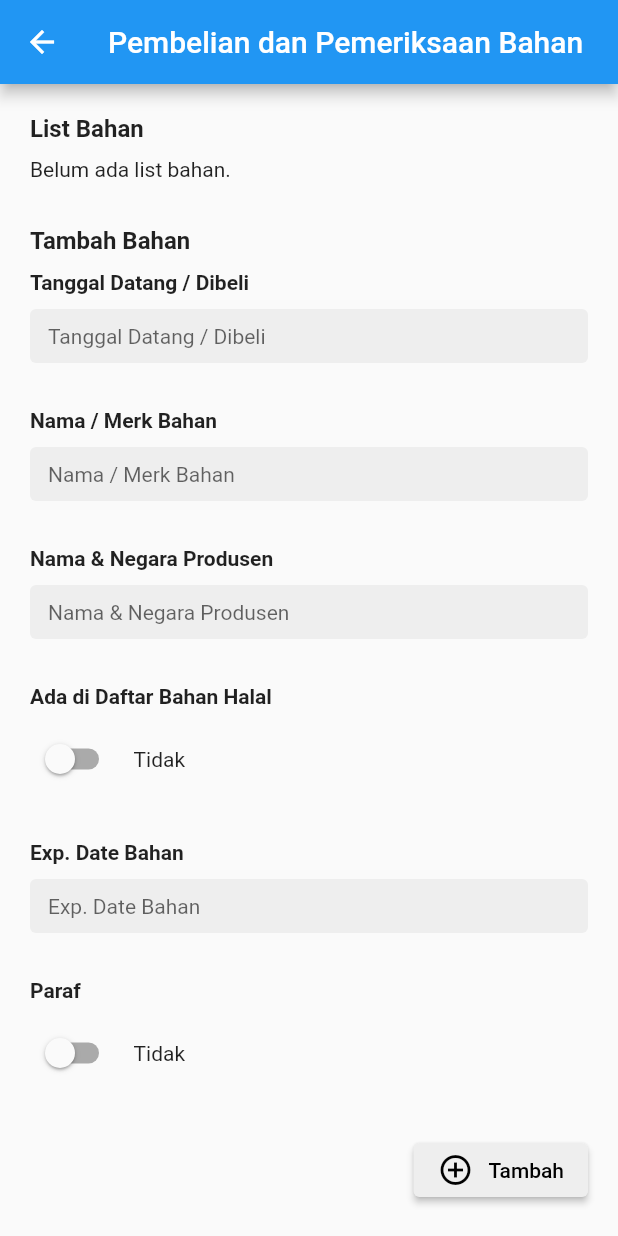
After one commit to jpngeekudin/halal-chain-android, a Flutter app: the UmkmPembelianPemerikasaanBahanPage screen opened directly, on a phone screen of 412 x 824 dp. The commit adds this screen. Run offline on Flutter 3.47's test engine with Material 2 defaults, Android fonts, the phone set to English and light mode, and no system bars; our stand-ins replace dio, dotted_border, file_picker, flutter_secure_storage, google_fonts, logger; accounts and stored records are empty.

Commit message:
pembelian dan pemerikasaan bahan

```diff
--- a/lib/models/umkm_model.dart
+++ b/lib/models/umkm_model.dart
@@ -89,3 +89,21 @@ class UmkmDaftarHadirKajiPembahasan {
 
   UmkmDaftarHadirKajiPembahasan(this.pembahasan, this.perbaikan);
 }
+
+class UmkmPembelianPemeriksaanBahan {
+  DateTime tanggal;
+  String namaMerkBahan;
+  String namaNegaraProdusen;
+  bool adaDiDaftarBahanHalal;
+  DateTime expDateBahan;
+  bool paraf;
+
+  UmkmPembelianPemeriksaanBahan({
+    required this.tanggal,
+    required this.namaMerkBahan,
+    required this.namaNegaraProdusen,
+    required this.adaDiDaftarBahanHalal,
+    required this.expDateBahan,
+    required this.paraf
+  });
+}
--- a/lib/pages/home_page.dart
+++ b/lib/pages/home_page.dart
@@ -10,6 +10,7 @@ import 'package:halal_chain/pages/umkm_pages/umkm_audit_internal_page.dart';
 import 'package:halal_chain/pages/umkm_pages/umkm_daftar_hadir_kaji_page.dart';
 import 'package:halal_chain/pages/umkm_pages/umkm_detail_insert_page.dart';
 import 'package:halal_chain/pages/umkm_pages/umkm_evaluasi_page.dart';
+import 'package:halal_chain/pages/umkm_pages/umkm_pembelian_pemeriksaan_bahan_page.dart';
 import 'package:halal_chain/pages/umkm_pages/umkm_penilaian_page.dart';
 import 'package:halal_chain/pages/umkm_pages/umkm_team_assign_page.dart';
 
@@ -204,6 +205,15 @@ class HomePage extends StatelessWidget {
                             context: context,
                             route: MaterialPageRoute(builder: (context) => UmkmDaftarHadirKajiPage())
                           ),
+                        ),
+                        Container(
+                          margin: EdgeInsets.only(bottom: 20),
+                          child: _getMenuItem(
+                            title: 'Pembelian dan Pemeriksaan Bahan',
+                            subtitle: 'Mengisi daftar pembelian dan pemeriksaan bahan',
+                            context: context,
+                            route: MaterialPageRoute(builder: (context) => UmkmPembelianPemerikasaanBahanPage())
+                          ),
                         )],
 
 
--- /dev/null
+++ b/lib/pages/umkm_pages/umkm_pembelian_pemeriksaan_bahan_page.dart
@@ -0,0 +1,328 @@
+import 'package:flutter/material.dart';
+import 'package:halal_chain/helpers/date_helper.dart';
+import 'package:halal_chain/helpers/form_helper.dart';
+import 'package:halal_chain/models/umkm_model.dart';
+import 'package:logger/logger.dart';
+
+class UmkmPembelianPemerikasaanBahanPage extends StatefulWidget {
+  const UmkmPembelianPemerikasaanBahanPage({ Key? key }) : super(key: key);
+
+  @override
+  State<UmkmPembelianPemerikasaanBahanPage> createState() => _UmkmPembelianPemerikasaanBahanPageState();
+}
+
+class _UmkmPembelianPemerikasaanBahanPageState extends State<UmkmPembelianPemerikasaanBahanPage> {
+  List<UmkmPembelianPemeriksaanBahan> _listBahan = [];
+
+  final _tanggalController = TextEditingController();
+  DateTime? _tanggalModel;
+  final _namaMerkBahanController = TextEditingController();
+  final _namaNegaraProdusen = TextEditingController();
+  bool _adaDiDaftarBahanHalalModel = false;
+  final _expDateBahanController = TextEditingController();
+  DateTime? _expDateBahanModel;
+  bool _parafModel = false;
+
+  final _titleTextStyle = TextStyle(
+    fontWeight: FontWeight.bold,
+    fontSize: 16,
+  );
+
+  void _addBahan() {
+    if (
+      _tanggalModel == null ||
+      _namaMerkBahanController.text.isEmpty ||
+      _namaNegaraProdusen.text.isEmpty ||
+      _expDateBahanModel == null
+    ) {
+      final snackBar = SnackBar(content: Text('Harap isi semua field yang dibutuhkan'));
+      ScaffoldMessenger.of(context).showSnackBar(snackBar);
+      return;
+    }
+
+    final bahan = UmkmPembelianPemeriksaanBahan(
+      tanggal: _tanggalModel!,
+      expDateBahan: _expDateBahanModel!,
+      namaMerkBahan: _namaMerkBahanController.text,
+      namaNegaraProdusen: _namaNegaraProdusen.text,
+      adaDiDaftarBahanHalal: _adaDiDaftarBahanHalalModel,
+      paraf: _parafModel
+    );
+
+    setState(() => _listBahan.add(bahan));
+    _tanggalModel = null;
+    _tanggalController.text = '';
+    _expDateBahanModel = null;
+    _expDateBahanController.text = '';
+    _namaMerkBahanController.text = '';
+    _namaNegaraProdusen.text = '';
+    _adaDiDaftarBahanHalalModel = false;
+    _parafModel = false;
+  }
+
+  void _removeBahan(UmkmPembelianPemeriksaanBahan bahan) {
+    setState(() => _listBahan.remove(bahan));
+  }
+
+  void _submit() {
+    if (_listBahan.isEmpty) {
+      final snackBar = SnackBar(content: Text('Harap isi daftar bahan terlebih dahulu'));
+      ScaffoldMessenger.of(context).showSnackBar(snackBar);
+      return;
+    }
+
+    final params = {
+      'id': '',
+      'created_at': DateTime.now().millisecondsSinceEpoch,
+      'data': _listBahan.map((bahan) => {
+        'tanggal': bahan.tanggal.millisecondsSinceEpoch,
+        'nama_dan_merk': bahan.namaMerkBahan,
+        'nama_dan_negara': bahan.namaNegaraProdusen,
+        'halal': bahan.adaDiDaftarBahanHalal,
+        'exp_bahan': bahan.expDateBahan.millisecondsSinceEpoch,
+        'paraf': bahan.paraf
+      }).toList()
+    };
+
+    final logger = Logger();
+    logger.i(params);
+  }
+
+  Widget _getBahanCard(UmkmPembelianPemeriksaanBahan bahan) {
+    final labelTextStyle = TextStyle(
+      color: Colors.grey[400]
+    );
+
+    return Container(
+      width: double.infinity,
+      padding: EdgeInsets.all(10),
+      margin: EdgeInsets.only(bottom: 10),
+      decoration: BoxDecoration(
+        border: Border.all(
+          color: Theme.of(context).dividerColor,
+        ),
+        borderRadius: BorderRadius.circular(10),
+      ),
+      child: Row(
+        crossAxisAlignment: CrossAxisAlignment.end,
+        children: [
+          Expanded(
+            child: Column(
+              crossAxisAlignment: CrossAxisAlignment.start,
+              children: [
+                Text(bahan.namaMerkBahan, style: TextStyle(
+                  fontWeight: FontWeight.bold
+                )),
+                SizedBox(height: 10),
+                Wrap(
+                  children: [
+                    Text('Produsen', style: labelTextStyle),
+                    SizedBox(width: 10),
+                    Text(bahan.namaNegaraProdusen)
+                  ],
+                ),
+                SizedBox(height: 5),
+                Wrap(
+                  children: [
+                    Text('Beli', style: labelTextStyle),
+                    SizedBox(width: 10),
+                    Text(defaultDateFormat.format(bahan.tanggal))
+                  ],
+                ),
+                SizedBox(height: 5),
+                Wrap(
+                  children: [
+                    Text('Kadaluarsa', style: labelTextStyle),
+                    SizedBox(width: 10),
+                    Text(defaultDateFormat.format(bahan.expDateBahan))
+                  ],
+                ),
+                SizedBox(height: 5),
+                Wrap(
+                  children: [
+                    Text('Ada di Daftar Halal', style: labelTextStyle),
+                    SizedBox(width: 10),
+                    Text(bahan.adaDiDaftarBahanHalal ? 'Ya' : 'Tidak')
+                  ],
+                ),
+                SizedBox(height: 5),
+                Wrap(
+                  crossAxisAlignment: WrapCrossAlignment.center,
+                  children: [
+                    Text('Paraf', style: labelTextStyle),
+                    SizedBox(width: 10),
+                    bahan.paraf
+                      ? Icon(Icons.check, color: Colors.green)
+                      : Icon(Icons.close, color: Colors.red)
+                  ],
+                )
+              ],
+            ),
+          ),
+          ElevatedButton(
+            child: Text('Remove'),
+            style: ElevatedButton.styleFrom(
+              primary: Colors.red
+            ),
+            onPressed: () => _removeBahan(bahan),
+          )
+        ],
+      ),
+    );
+  }
+
+  @override
+  Widget build(BuildContext context) {
+    return Scaffold(
+      appBar: AppBar(
+        title: Text('Pembelian dan Pemeriksaan Bahan'),
+      ),
+      body: SafeArea(
+        child: SingleChildScrollView(
+          child: Container(
+            padding: EdgeInsets.all(20),
+            child: Column(
+              crossAxisAlignment: CrossAxisAlignment.start,
+              children: [
+                Text('List Bahan', style: _titleTextStyle),
+                SizedBox(height: 10),
+                if (_listBahan.isNotEmpty) ..._listBahan.map((bahan) => _getBahanCard(bahan)).toList()
+                else Text('Belum ada list bahan.'),
+                SizedBox(height: 30),
+
+                Text('Tambah Bahan', style: _titleTextStyle),
+                SizedBox(height: 10),
+                getInputWrapper(
+                  label: 'Tanggal Datang / Dibeli',
+                  input: TextFormField(
+                    controller: _tanggalController,
+                    decoration: getInputDecoration(label: 'Tanggal Datang / Dibeli'),
+                    style: inputTextStyle,
+                    onTap: () async {
+                      FocusScope.of(context).requestFocus(FocusNode());
+                      DateTime? picked = await showDatePicker(
+                        context: context,
+                        initialDate: _tanggalController.text.isNotEmpty
+                          ? defaultDateFormat.parse(_tanggalController.text)
+                          : DateTime.now(),
+                        firstDate: DateTime(2016),
+                        lastDate: DateTime(2100),
+                      );
+
+                      if (picked != null) {
+                        setState(() => _tanggalModel = picked);
+                        _tanggalController.text = defaultDateFormat.format(picked);
+                      }
+                    },
+                  ),
+                ),
+                getInputWrapper(
+                  label: 'Nama / Merk Bahan',
+                  input: TextField(
+                    controller: _namaMerkBahanController,
+                    decoration: getInputDecoration(label: 'Nama / Merk Bahan'),
+                    style: inputTextStyle,
+                  )
+                ),
+                getInputWrapper(
+                  label: 'Nama & Negara Produsen',
+                  input: TextField(
+                    controller: _namaNegaraProdusen,
+                    decoration: getInputDecoration(label: 'Nama & Negara Produsen'),
+                    style: inputTextStyle,
+                  )
+                ),
+                getInputWrapper(
+                  label: 'Ada di Daftar Bahan Halal',
+                  input: Wrap(
+                    crossAxisAlignment: WrapCrossAlignment.center,
+                    children: [
+                      Switch(
+                        value: _adaDiDaftarBahanHalalModel,
+                        onChanged: (value) {
+                          setState(() => _adaDiDaftarBahanHalalModel = value);
+                        },
+                      ),
+                      SizedBox(width: 10),
+                      Text(_adaDiDaftarBahanHalalModel ? 'Ya' : 'Tidak')
+                    ],
+                  )
+                ),
+                getInputWrapper(
+                  label: 'Exp. Date Bahan',
+                  input: TextFormField(
+                    controller: _expDateBahanController,
+                    decoration: getInputDecoration(label: 'Exp. Date Bahan'),
+                    style: inputTextStyle,
+                    onTap: () async {
+                      FocusScope.of(context).requestFocus(FocusNode());
+                      DateTime? picked = await showDatePicker(
+                        context: context,
+                        initialDate: _expDateBahanController.text.isNotEmpty
+                          ? defaultDateFormat.parse(_expDateBahanController.text)
+                          : DateTime.now(),
+                        firstDate: DateTime(2016),
+                        lastDate: DateTime(2100),
+                      );
+
+                      if (picked != null) {
+                        setState(() => _expDateBahanModel = picked);
+                        _expDateBahanController.text = defaultDateFormat.format(picked);
+                      }
+                    },
+                  ),
+                ),
+                getInputWrapper(
+                  label: 'Paraf',
+                  input: Wrap(
+                    crossAxisAlignment: WrapCrossAlignment.center,
+                    children: [
+                      Switch(
+                        value: _parafModel,
+                        onChanged: (value) {
+                          setState(() => _parafModel = value);
+                        },
+                      ),
+                      SizedBox(width: 10),
+                      Text(_parafModel ? 'Ya' : 'Tidak')
+                    ],
+                  )
+                ),
+                Row(
+                  mainAxisAlignment: MainAxisAlignment.end,
+                  children: [
+                    ElevatedButton(
+                      child: Wrap(
+                        crossAxisAlignment: WrapCrossAlignment.center,
+                        children: [
+                          Icon(Icons.add_circle_outline, color: Colors.black),
+                          SizedBox(width: 10),
+                          Text('Tambah', style: TextStyle(
+                            color: Colors.black
+                          ))
+                        ],
+                      ),
+                      style: ElevatedButton.styleFrom(
+                        primary: Colors.grey[200],
+                      ),
+                      onPressed: () => _addBahan(),
+                    )
+                  ],
+                ),
+                SizedBox(height: 30),
+
+                SizedBox(
+                  width: double.infinity,
+                  child: ElevatedButton(
+                    child: Text('Submit'),
+                    onPressed: () => _submit(),
+                  ),
+                )
+              ],
+            ),
+          ),
+        ),
+      ),
+    );
+  }
+}
```
